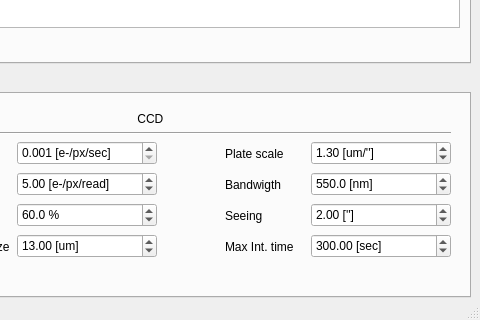
3fon3fonov/DetExCal, file DetExCal/lib/UI/DetExCal.ui: the form before one commit; both pictures show x 370 to 850 and y 580 to 900 of the 850 by 900 pixel window.
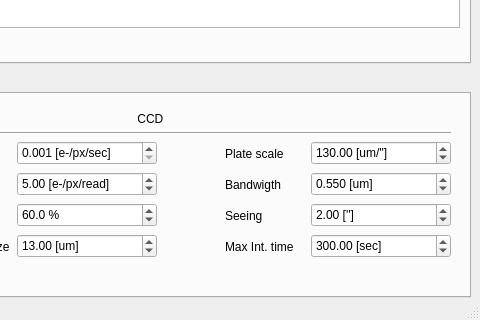
The form after the commit. Custom widgets are drawn as their Qt base class.

```diff
--- a/DetExCal/lib/UI/DetExCal.ui
+++ b/DetExCal/lib/UI/DetExCal.ui
@@ -488,11 +488,14 @@
                    <property name="minimum">
                     <double>0.100000000000000</double>
                    </property>
+                   <property name="maximum">
+                    <double>1000.000000000000000</double>
+                   </property>
                    <property name="singleStep">
                     <double>0.100000000000000</double>
                    </property>
                    <property name="value">
-                    <double>1.300000000000000</double>
+                    <double>130.000000000000000</double>
                    </property>
                   </widget>
                  </item>
@@ -716,22 +719,22 @@
                     </size>
                    </property>
                    <property name="suffix">
-                    <string> [nm]</string>
+                    <string> [um]</string>
                    </property>
                    <property name="decimals">
-                    <number>1</number>
+                    <number>3</number>
                    </property>
                    <property name="minimum">
-                    <double>10.000000000000000</double>
+                    <double>0.100000000000000</double>
                    </property>
                    <property name="maximum">
-                    <double>1000.000000000000000</double>
+                    <double>10.000000000000000</double>
                    </property>
                    <property name="singleStep">
                     <double>10.000000000000000</double>
                    </property>
                    <property name="value">
-                    <double>550.000000000000000</double>
+                    <double>0.550000000000000</double>
                    </property>
                   </widget>
                  </item>
```
Left out of the diff: 2 changed lines with no effect on the pictures.
